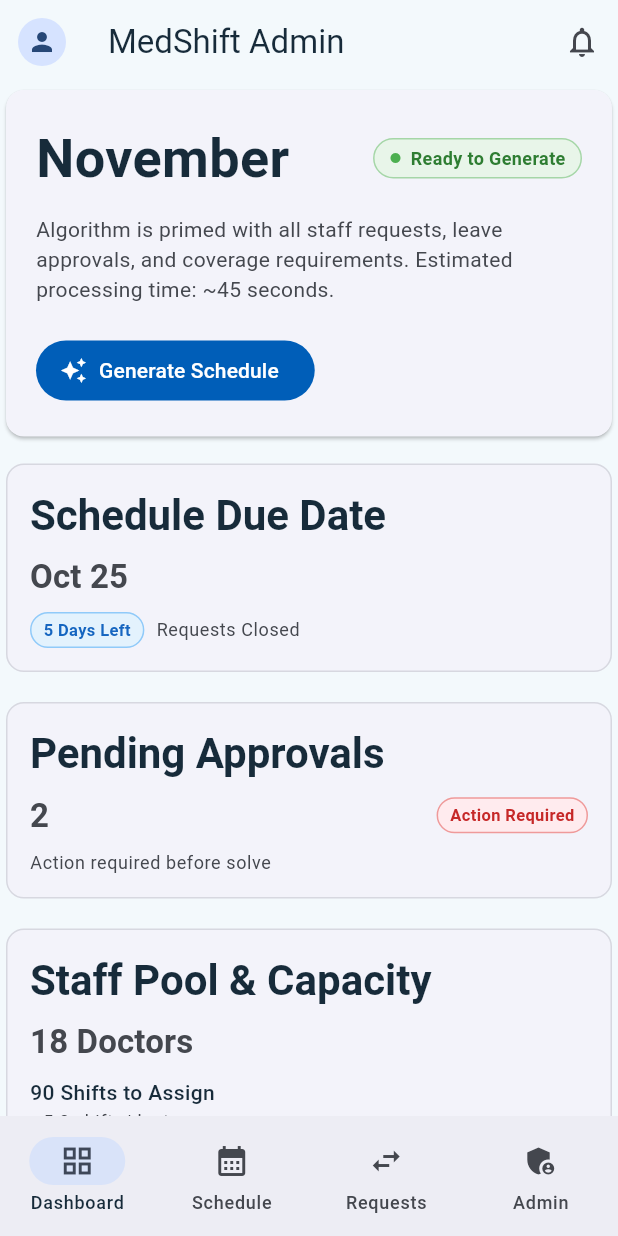
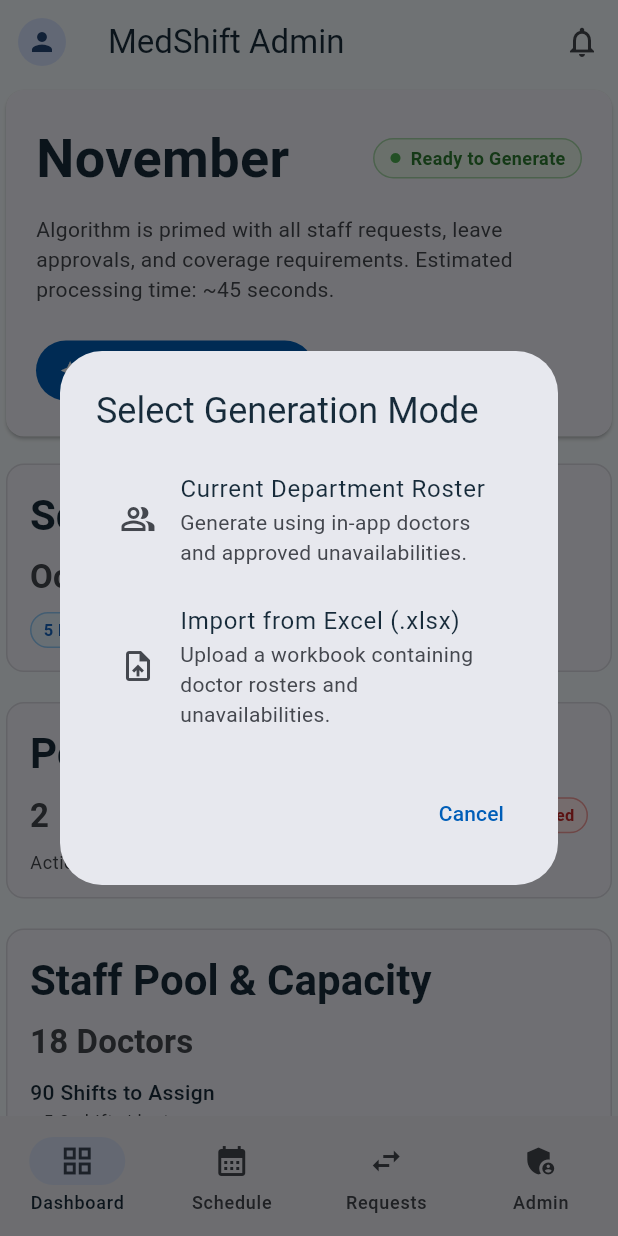
Before and after one commit to Ptriantafyll/Schedule-Maker, a Flutter app: the AdminScreen screen opened directly, after a tap on "Generate Schedule", on a phone screen of 412 x 824 dp. Run offline on Flutter 3.47's test engine with Material 3 defaults, Android fonts, the phone set to English and light mode, and no system bars; our stand-ins replace dio, flutter_riverpod, flutter_secure_storage; accounts and stored records are empty.

Commit message:
Added generation mode dialog

```diff
--- a/frontend/lib/features/admin/presentation/screens/admin_screen.dart
+++ b/frontend/lib/features/admin/presentation/screens/admin_screen.dart
@@ -3,6 +3,7 @@ import 'package:flutter_riverpod/flutter_riverpod.dart';
 import 'package:frontend/features/admin/presentation/widgets/admin_hero_card.dart';
 import 'package:frontend/features/admin/presentation/widgets/admin_metric_cards.dart';
 import 'package:frontend/features/admin/presentation/widgets/draft_preview_canvas.dart';
+import 'package:frontend/features/admin/presentation/widgets/generation_mode_dialog.dart';
 import 'package:frontend/shared/widgets/bottom_nav_bar.dart';
 import 'package:frontend/shared/widgets/profile_drawer.dart';
 
@@ -15,6 +16,22 @@ class AdminScreen extends ConsumerStatefulWidget {
 
 class _AdminScreenState extends ConsumerState<AdminScreen> {
   int _currentIndex = 3;
+
+  Future<void> _handleGeneratePressed() async {
+    final mode = await showDialog<GenerationMode>(
+      context: context,
+      builder: (_) => const GenerationModeDialog(),
+    );
+
+    if (!mounted || mode == null) return;
+
+    switch (mode) {
+      case (GenerationMode.currentRoster):
+        break;
+      case (GenerationMode.excelUpload):
+        break;
+    }
+  }
 
   @override
   Widget build(BuildContext context) {
@@ -42,7 +59,10 @@ class _AdminScreenState extends ConsumerState<AdminScreen> {
         child: Column(
           crossAxisAlignment: CrossAxisAlignment.center,
           children: [
-            AdminHeroCard(targetMonth: 'November', onGeneratePressed: () {}),
+            AdminHeroCard(
+              targetMonth: 'November',
+              onGeneratePressed: _handleGeneratePressed,
+            ),
             const SizedBox(height: 10),
             AdminMetricCards(),
             const SizedBox(height: 10),
--- /dev/null
+++ b/frontend/lib/features/admin/presentation/widgets/generation_mode_dialog.dart
@@ -0,0 +1,55 @@
+import 'package:flutter/material.dart';
+
+enum GenerationMode { currentRoster, excelUpload }
+
+class GenerationModeDialog extends StatelessWidget {
+  const GenerationModeDialog({super.key});
+
+  @override
+  Widget build(BuildContext context) {
+    return AlertDialog(
+      title: const Text('Select Generation Mode'),
+      content: Column(
+        mainAxisSize: MainAxisSize.min,
+        children: [
+          ListTile(
+            leading: const Icon(Icons.people_alt_outlined),
+            title: const Text('Current Department Roster'),
+            subtitle: const Text(
+              'Generate using in-app doctors and approved unavailabilities.',
+            ),
+            shape: RoundedRectangleBorder(
+              borderRadius: BorderRadius.circular(8),
+            ),
+            onTap: () {
+              Navigator.of(context).pop(GenerationMode.currentRoster);
+            },
+          ),
+          const SizedBox(height: 8),
+
+          ListTile(
+            leading: const Icon(Icons.upload_file_outlined),
+            title: const Text('Import from Excel (.xlsx)'),
+            subtitle: const Text(
+              'Upload a workbook containing doctor rosters and unavailabilities.',
+            ),
+            shape: RoundedRectangleBorder(
+              borderRadius: BorderRadius.circular(8),
+            ),
+            onTap: () {
+              Navigator.of(context).pop(GenerationMode.excelUpload);
+            },
+          ),
+        ],
+      ),
+      actions: [
+        TextButton(
+          onPressed: () {
+            Navigator.of(context).pop();
+          },
+          child: const Text('Cancel'),
+        ),
+      ],
+    );
+  }
+}
```
Also changed, not shown: 3 other files.
